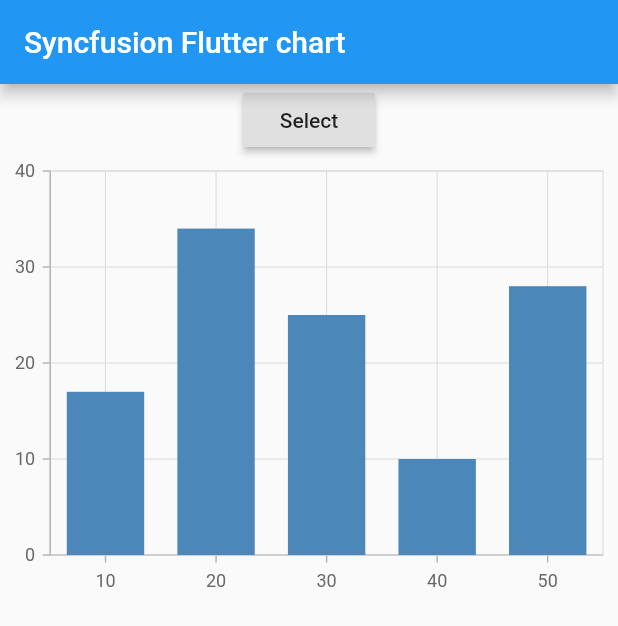
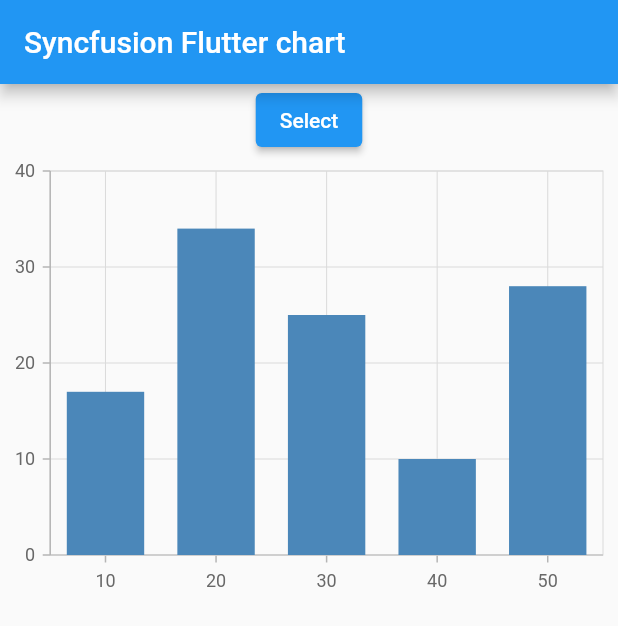
Before and after one commit to SyncfusionExamples/selection_public_methods_flutter_charts, a Flutter app: the screen it shows after launch, after a tap on "Select", on a phone screen of 412 x 824 dp. Shown: the top 626 px of the screen. Run offline on Flutter 3.47's test engine with Material 2 defaults, Android fonts, the phone set to English and light mode, and no system bars; our stand-ins replace syncfusion_flutter_charts.

```diff
--- a/lib/main.dart
+++ b/lib/main.dart
@@ -1,10 +1,7 @@
 import 'package:flutter/material.dart';
 import 'package:syncfusion_flutter_charts/charts.dart';
-import 'package:syncfusion_flutter_core/core.dart';
 
 void main() {
-  // Register your license here
-  SyncfusionLicense.registerLicense('ADD YOUR LICENSE KEY HERE');
   return runApp(ChartApp());
 }
 
@@ -21,20 +18,20 @@
 
 class MyHomePage extends StatefulWidget {
   // ignore: prefer_const_constructors_in_immutables
-  MyHomePage({Key key}) : super(key: key);
+  MyHomePage({Key? key}) : super(key: key);
 
   @override
   _MyHomePageState createState() => _MyHomePageState();
 }
 
 class _MyHomePageState extends State<MyHomePage> {
-  SfCartesianChart chart;
-  SelectionSettings selection;
+  late SfCartesianChart chart;
+  late SelectionBehavior selection;
 
   @override
   Widget build(BuildContext context) {
     selection =
-        SelectionSettings(enable: true, selectedColor: Colors.yellowAccent);
+        SelectionBehavior(enable: true, selectedColor: Colors.yellowAccent);
     chart = SfCartesianChart(series: <ChartSeries<ChartData, num>>[
       ColumnSeries<ChartData, num>(
           dataSource: <ChartData>[
@@ -46,7 +43,7 @@
           ],
           xValueMapper: (ChartData data, _) => data.x,
           yValueMapper: (ChartData data, _) => data.y,
-          selectionSettings: selection)
+          selectionBehavior: selection)
     ]);
 
     return Scaffold(
@@ -56,7 +53,7 @@
         body: Center(
           child: Column(
             children: <Widget>[
-              RaisedButton(
+              ElevatedButton(
                 child: Text('Select'),
                 onPressed: select,
               ),
@@ -70,7 +67,7 @@
 
   void select() {
     // In the selection method, you can pass the pointIndex and seriesIndex values of the data point to be selected.
-    selection.selectionIndex(1, 0);
+    selection.selectDataPoints(1, 0);
   }
 }
 
--- a/pubspec.yaml
+++ b/pubspec.yaml
@@ -18,7 +18,7 @@
 version: 1.0.0+1
 
 environment:
-  sdk: ">=2.7.0 <3.0.0"
+  sdk: ">=2.12.0 <3.0.0"
 
 dependencies:
   flutter:
@@ -27,8 +27,8 @@
 
   # The following adds the Cupertino Icons font to your application.
   # Use with the CupertinoIcons class for iOS style icons.
-  cupertino_icons: ^0.1.3
-  syncfusion_flutter_charts: ^18.2.45
+  cupertino_icons: ^1.0.2
+  syncfusion_flutter_charts: ^19.1.55+1
 
 dev_dependencies:
   flutter_test:
```
